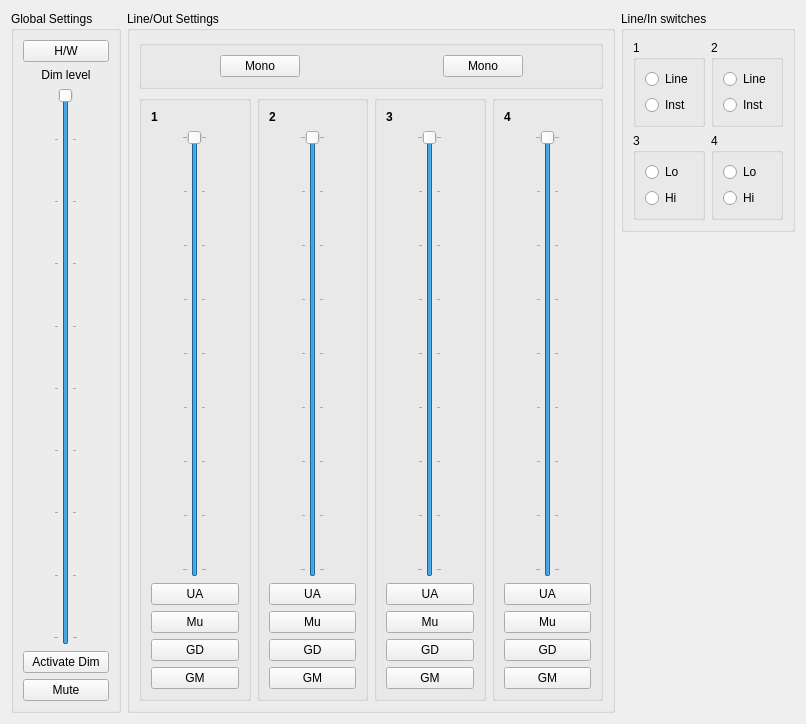
ojsl1/libffado, file support/mixer-qt4/ffado/mixer/Saffire_Pro14_monitoring.ui: the form before one commit.
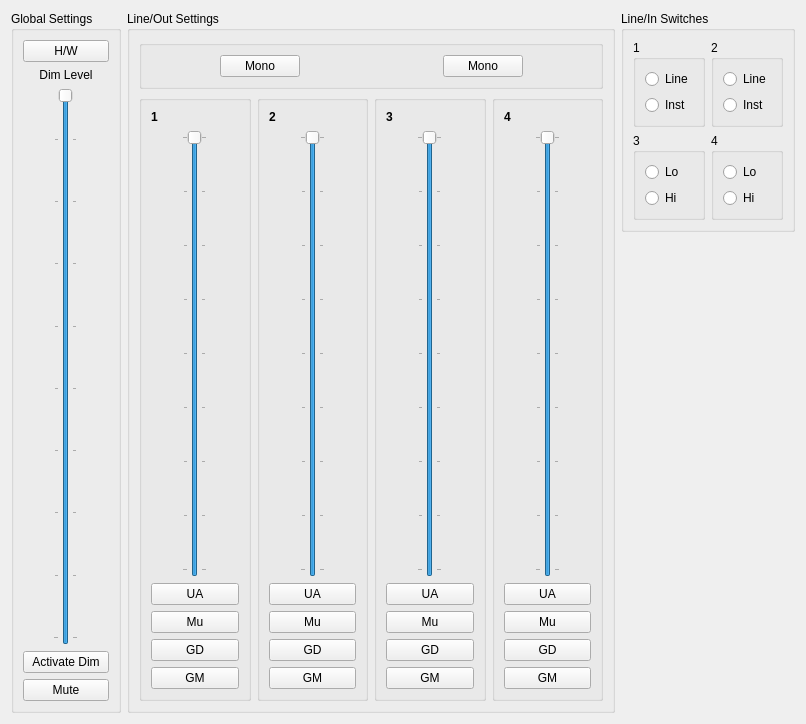
The form after the commit.

```diff
--- a/support/mixer-qt4/ffado/mixer/Saffire_Pro14_monitoring.ui
+++ b/support/mixer-qt4/ffado/mixer/Saffire_Pro14_monitoring.ui
@@ -47,7 +47,7 @@
         <item>
          <widget class="QLabel" name="GlobalSetLabel">
           <property name="text">
-           <string>Dim level</string>
+           <string>Dim Level</string>
           </property>
           <property name="alignment">
            <set>Qt::AlignCenter</set>
@@ -643,7 +643,7 @@
           <bool>true</bool>
          </property>
          <property name="title">
-          <string>Line/In switches</string>
+          <string>Line/In Switches</string>
          </property>
          <layout class="QGridLayout" name="gridLayout">
           <item row="0" column="0">
```
